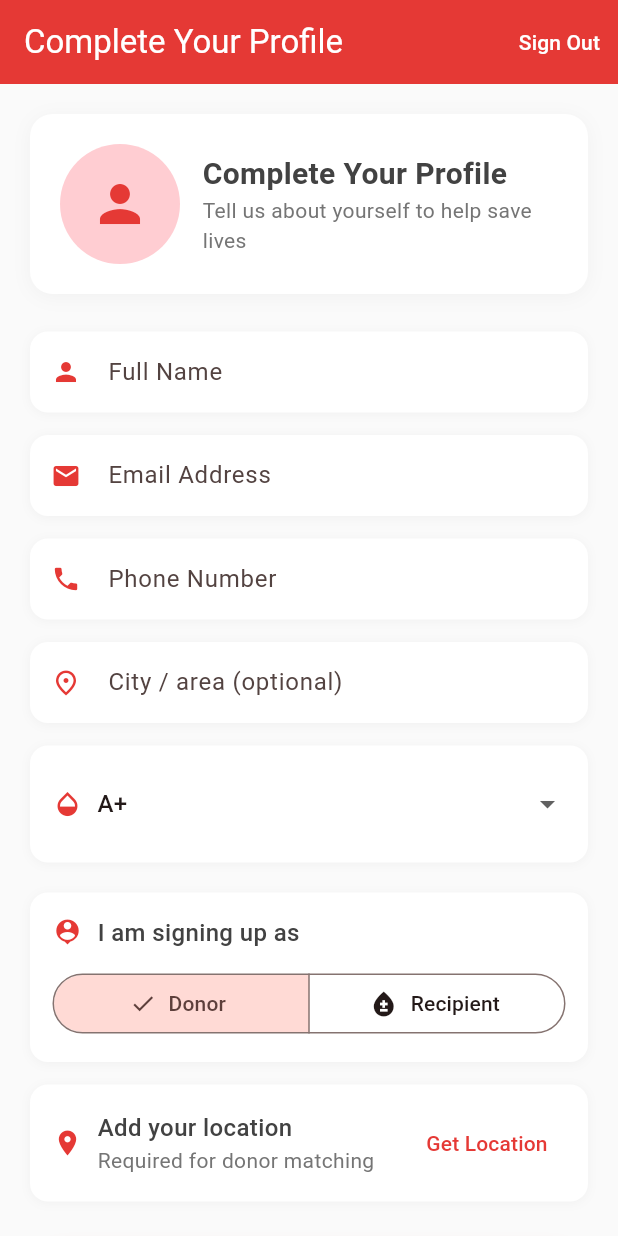
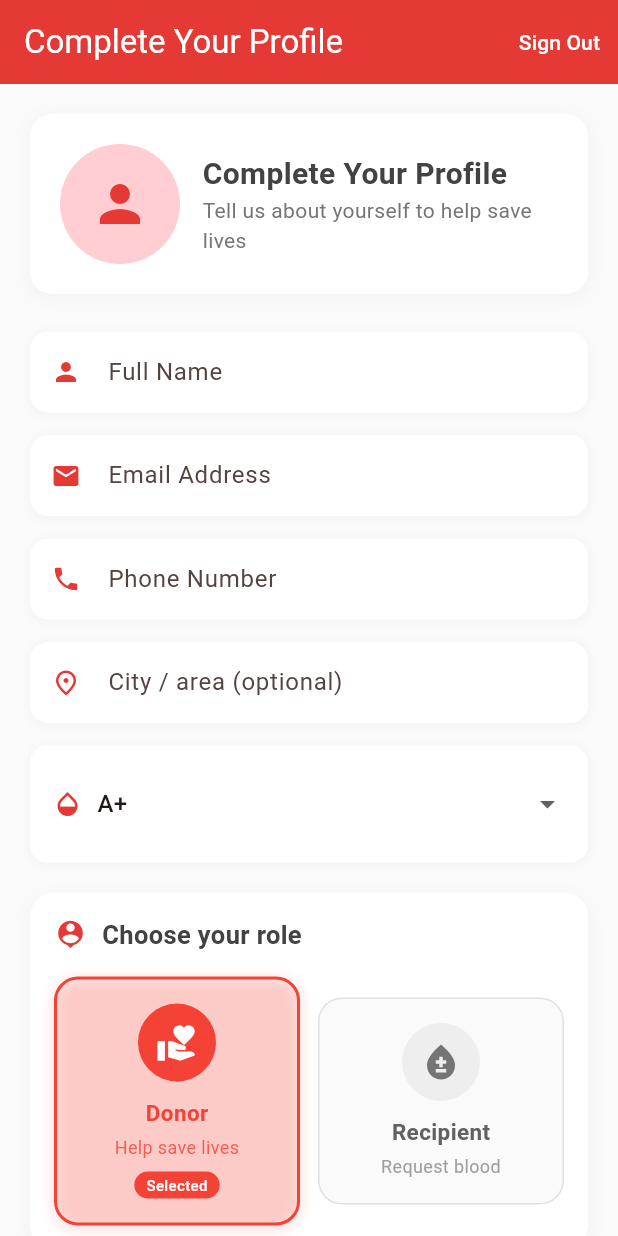
Before and after one commit to mariamsamaha/blood-connect, a Flutter app: the screen it shows once a user with an empty profile is signed in, on a phone screen of 412 x 824 dp. Run offline on Flutter 3.47's test engine with Material 3 defaults, Android fonts, the phone set to English and light mode, and no system bars; our stand-ins replace firebase_auth, firebase_core, firebase_messaging, flutter_dotenv, flutter_local_notifications, flutter_riverpod and 4 more; missing offline and left inert: postgres; accounts and stored records are empty.

```diff
--- a/lib/screens/signup_screen.dart
+++ b/lib/screens/signup_screen.dart
@@ -418,59 +418,60 @@ class _SignUpScreenState extends ConsumerState<SignUpScreen> {
         ),
         const SizedBox(height: 20),
 
-        // Role: Donor or Recipient
+        // Role: Donor or Recipient - Modern Card Selector
         Container(
           decoration: BoxDecoration(
             color: Colors.white,
-            borderRadius: BorderRadius.circular(12),
+            borderRadius: BorderRadius.circular(16),
             boxShadow: [
               BoxShadow(
                 color: Colors.grey.withOpacity(0.1),
-                blurRadius: 5,
-                offset: const Offset(0, 1),
+                blurRadius: 10,
+                offset: const Offset(0, 4),
               ),
             ],
           ),
           child: Padding(
-            padding: const EdgeInsets.all(15),
+            padding: const EdgeInsets.all(16),
             child: Column(
               crossAxisAlignment: CrossAxisAlignment.start,
               children: [
                 Row(
                   children: [
-                    Icon(Icons.person_pin, color: Colors.red[600]!, size: 20),
+                    Icon(Icons.person_pin, color: Colors.red[600]!, size: 22),
                     const SizedBox(width: 10),
                     Text(
-                      'I am signing up as',
+                      'Choose your role',
                       style: TextStyle(
-                        fontSize: 16,
-                        fontWeight: FontWeight.w500,
+                        fontSize: 17,
+                        fontWeight: FontWeight.w600,
                         color: Colors.grey[800]!,
                       ),
                     ),
                   ],
                 ),
-                const SizedBox(height: 12),
+                const SizedBox(height: 16),
                 Row(
                   children: [
                     Expanded(
-                      child: SegmentedButton<String>(
-                        segments: const [
-                          ButtonSegment(
-                            value: 'donor',
-                            label: Text('Donor'),
-                            icon: Icon(Icons.volunteer_activism, size: 20),
-                          ),
-                          ButtonSegment(
-                            value: 'recipient',
-                            label: Text('Recipient'),
-                            icon: Icon(Icons.bloodtype, size: 20),
-                          ),
-                        ],
-                        selected: {_chosenRole},
-                        onSelectionChanged: (Set<String> selected) {
-                          setState(() => _chosenRole = selected.first);
-                        },
+                      child: _RoleCard(
+                        icon: Icons.volunteer_activism,
+                        title: 'Donor',
+                        description: 'Help save lives',
+                        isSelected: _chosenRole == 'donor',
+                        onTap: () => setState(() => _chosenRole = 'donor'),
+                        color: Colors.red,
+                      ),
+                    ),
+                    const SizedBox(width: 12),
+                    Expanded(
+                      child: _RoleCard(
+                        icon: Icons.bloodtype,
+                        title: 'Recipient',
+                        description: 'Request blood',
+                        isSelected: _chosenRole == 'recipient',
+                        onTap: () => setState(() => _chosenRole = 'recipient'),
+                        color: Colors.blue,
                       ),
                     ),
                   ],
@@ -896,3 +897,106 @@ class _SignUpScreenState extends ConsumerState<SignUpScreen> {
     );
   }
 }
+
+class _RoleCard extends StatelessWidget {
+  final IconData icon;
+  final String title;
+  final String description;
+  final bool isSelected;
+  final VoidCallback onTap;
+  final Color color;
+
+  const _RoleCard({
+    required this.icon,
+    required this.title,
+    required this.description,
+    required this.isSelected,
+    required this.onTap,
+    required this.color,
+  });
+
+  @override
+  Widget build(BuildContext context) {
+    return GestureDetector(
+      onTap: onTap,
+      child: AnimatedContainer(
+        duration: const Duration(milliseconds: 200),
+        curve: Curves.easeInOut,
+        padding: const EdgeInsets.all(16),
+        decoration: BoxDecoration(
+          color: isSelected ? color.withValues(alpha: 0.1) : Colors.grey[50],
+          borderRadius: BorderRadius.circular(16),
+          border: Border.all(
+            color: isSelected ? color : Colors.grey[300]!,
+            width: isSelected ? 2 : 1,
+          ),
+          boxShadow: isSelected
+              ? [
+                  BoxShadow(
+                    color: color.withValues(alpha: 0.2),
+                    blurRadius: 8,
+                    offset: const Offset(0, 2),
+                  ),
+                ]
+              : null,
+        ),
+        child: Column(
+          mainAxisSize: MainAxisSize.min,
+          children: [
+            AnimatedContainer(
+              duration: const Duration(milliseconds: 200),
+              padding: const EdgeInsets.all(12),
+              decoration: BoxDecoration(
+                color: isSelected ? color : Colors.grey[200],
+                shape: BoxShape.circle,
+              ),
+              child: Icon(
+                icon,
+                size: 28,
+                color: isSelected ? Colors.white : Colors.grey[600],
+              ),
+            ),
+            const SizedBox(height: 10),
+            Text(
+              title,
+              style: TextStyle(
+                fontSize: 15,
+                fontWeight: FontWeight.w600,
+                color: isSelected ? color : Colors.grey[700],
+              ),
+            ),
+            const SizedBox(height: 4),
+            Text(
+              description,
+              style: TextStyle(
+                fontSize: 12,
+                color: isSelected
+                    ? color.withValues(alpha: 0.8)
+                    : Colors.grey[500],
+              ),
+              textAlign: TextAlign.center,
+            ),
+            if (isSelected) ...[
+              const SizedBox(height: 8),
+              Container(
+                padding: const EdgeInsets.symmetric(horizontal: 8, vertical: 2),
+                decoration: BoxDecoration(
+                  color: color,
+                  borderRadius: BorderRadius.circular(10),
+                ),
+                child: const Text(
+                  'Selected',
+                  style: TextStyle(
+                    fontSize: 10,
+                    color: Colors.white,
+                    fontWeight: FontWeight.w500,
+                  ),
+                ),
+              ),
+            ],
+          ],
+        ),
+      ),
+    );
+  }
+}
--- a/lib/services/notification_service.dart
+++ b/lib/services/notification_service.dart
@@ -68,7 +68,7 @@ class NotificationService {
       };
 
       await http.post(
-        Uri.parse(backendUrl),
+        Uri.parse('$backendUrl/sendNewRequest'),
         headers: {'Content-Type': 'application/json'},
         body: jsonEncode(body),
       );
```
Also changed, not shown: lib/screens/donor_home_screen.dart (+49 -30 lines), lib/services/database_service.dart (+4 -5 lines), lib/services/donor_service.dart (+77 -22 lines), lib/services/request_service.dart (+62 -35 lines).
